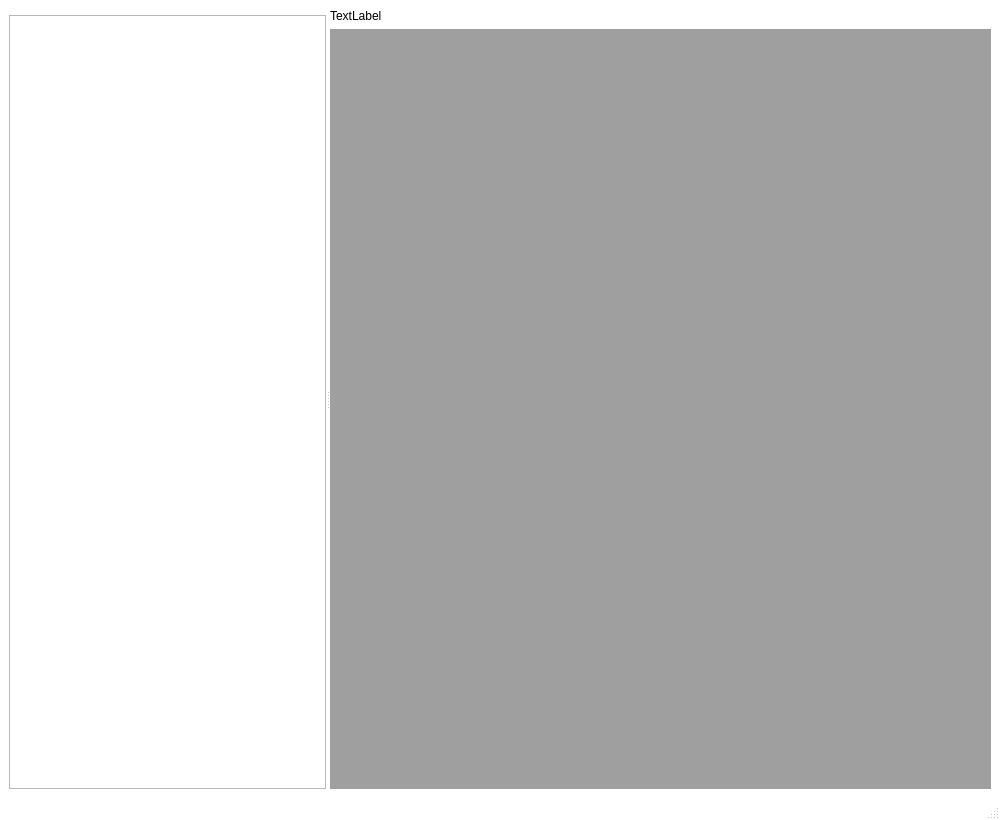
PaulDebus/vis_project, file GUI/MainWindow.ui: the form before one commit.
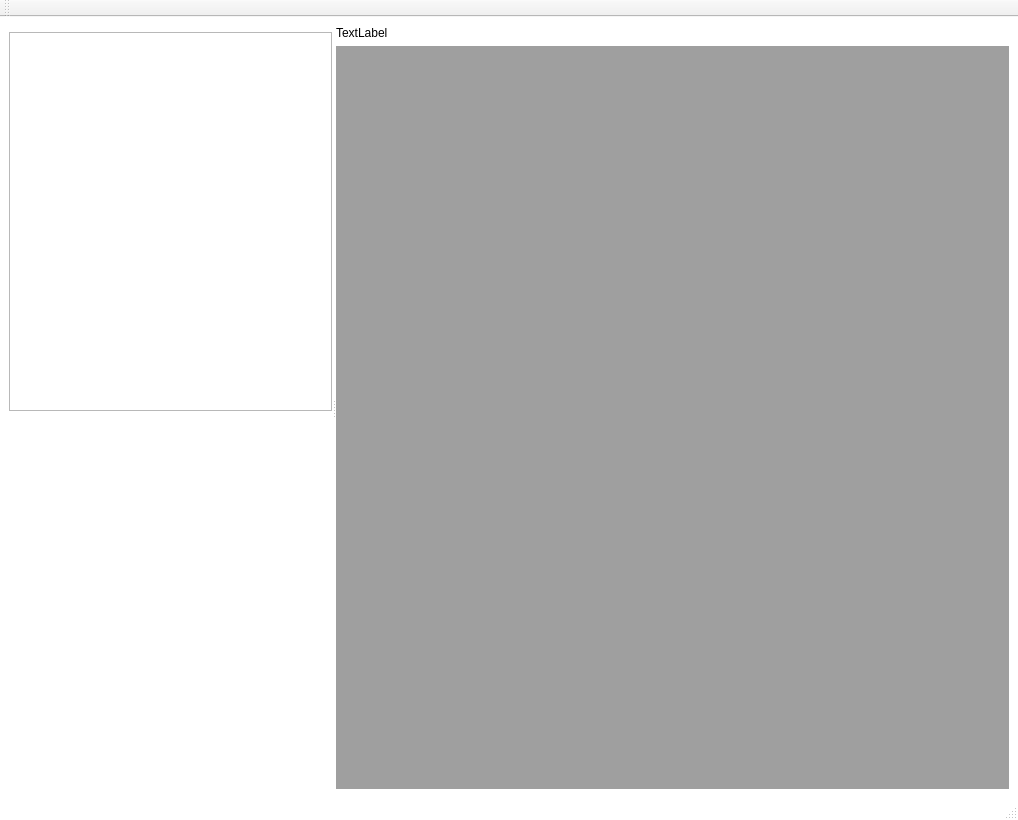
The form after the commit.

What changed in the file:
```diff
--- a/GUI/MainWindow.ui
+++ b/GUI/MainWindow.ui
@@ -6,7 +6,7 @@
    <rect>
     <x>0</x>
     <y>0</y>
-    <width>1000</width>
+    <width>1018</width>
     <height>820</height>
    </rect>
   </property>
@@ -32,16 +32,42 @@
         <verstretch>0</verstretch>
        </sizepolicy>
       </property>
+      <property name="minimumSize">
+       <size>
+        <width>1000</width>
+        <height>0</height>
+       </size>
+      </property>
       <property name="orientation">
        <enum>Qt::Horizontal</enum>
       </property>
       <widget class="QWidget" name="verticalLayoutWidget">
-       <layout class="QVBoxLayout" name="verticalLayout">
+       <layout class="QVBoxLayout" name="verticalLayout" stretch="0,0,0">
         <item>
          <widget class="QWidget" name="matrixWindow" native="true"/>
         </item>
         <item>
-         <widget class="QListView" name="variableList"/>
+         <widget class="QListView" name="variableList">
+          <property name="minimumSize">
+           <size>
+            <width>200</width>
+            <height>0</height>
+           </size>
+          </property>
+         </widget>
+        </item>
+        <item>
+         <spacer name="verticalSpacer">
+          <property name="orientation">
+           <enum>Qt::Vertical</enum>
+          </property>
+          <property name="sizeHint" stdset="0">
+           <size>
+            <width>20</width>
+            <height>40</height>
+           </size>
+          </property>
+         </spacer>
         </item>
        </layout>
       </widget>
@@ -74,6 +100,17 @@
    </property>
   </widget>
   <widget class="QStatusBar" name="statusbar"/>
+  <widget class="QToolBar" name="toolBar">
+   <property name="windowTitle">
+    <string>toolBar</string>
+   </property>
+   <attribute name="toolBarArea">
+    <enum>TopToolBarArea</enum>
+   </attribute>
+   <attribute name="toolBarBreak">
+    <bool>false</bool>
+   </attribute>
+  </widget>
  </widget>
  <resources/>
  <connections/>
```
Left out of the diff: 4 changed lines with no effect on the pictures.
